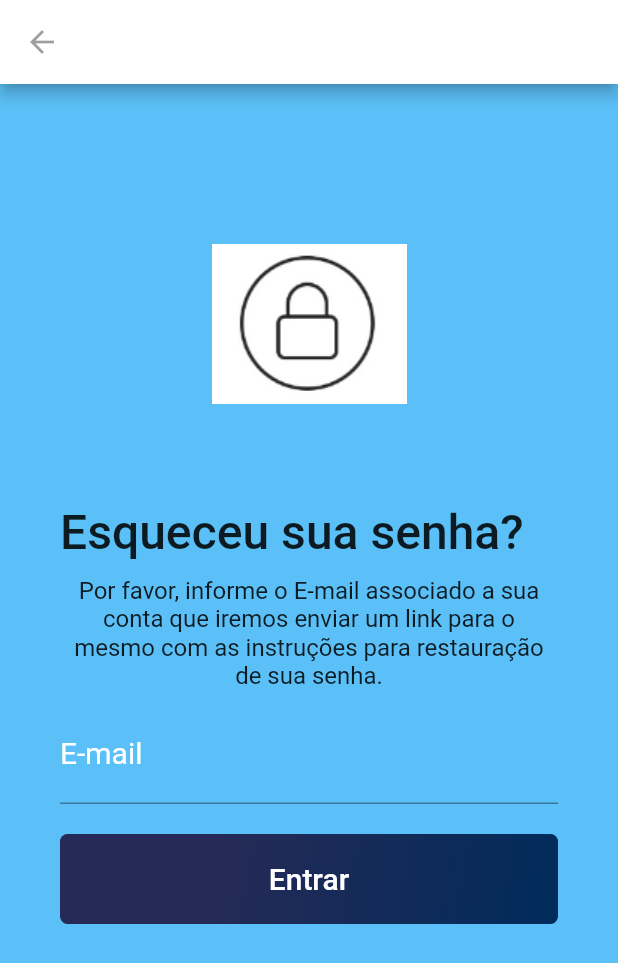
After one commit to RonyelSantos/Mental-Plus, a Flutter app: the screen it shows after launch, after a tap on "Recuperar Senha", on a phone screen of 412 x 824 dp. The commit adds this screen. Shown: the top 963 px of the screen. Run offline on Flutter 3.47's test engine with Material 2 defaults, Android fonts, the phone set to English and light mode, and no system bars.

Commit message:
:rocket: Atualizações nova pagina recuperarSenha e atualizações na documentação

```diff
--- a/src/lib/pages/login.page.dart
+++ b/src/lib/pages/login.page.dart
@@ -1,3 +1,4 @@
+import 'package:app_mental_plus/pages/recuperarSenha.page.dart';
 import 'package:flutter/material.dart';
 
 class LoginPage extends StatelessWidget {
@@ -64,7 +65,14 @@ class LoginPage extends StatelessWidget {
                       color: Colors.white,
                     ),
                   ),
-                  onPressed: null,
+                  onPressed: () {
+                    Navigator.push(
+                      context,
+                      MaterialPageRoute(
+                        builder: (context) => RecuperarSenha(),
+                        ),
+                    );
+                  },
                 ),
               ),
               SizedBox(
@@ -99,7 +107,7 @@ class LoginPage extends StatelessWidget {
                       fontSize: 20,
                     ),
                   ),
-                  onPressed: null,
+                  onPressed: () {},
                 ),
                 ),
               ),
--- /dev/null
+++ b/src/lib/pages/recuperarSenha.page.dart
@@ -0,0 +1,108 @@
+import 'package:flutter/material.dart';
+
+class RecuperarSenha extends StatelessWidget {
+  @override
+  Widget build(BuildContext context) {
+    return Scaffold(
+      appBar: AppBar(
+        backgroundColor: Colors.white,
+        leading: IconButton(
+          icon: Icon(Icons.arrow_back),
+          color: Colors.black38,
+          onPressed: () => Navigator.pop(context, false),
+        ),
+      ),
+      body: Container(
+        padding: EdgeInsets.only(
+          top: 60,
+          left: 40,
+          right: 40,
+        ),
+        color: Color(0XFF5BC0F8),
+        child: ListView(
+          children: <Widget>[
+            SizedBox(
+              width: 200,
+              height: 200,
+              child: Image.asset("assets/images/recuperarSenha.png"),
+            ),
+            SizedBox(
+              height: 20,
+            ),
+            Text(
+              "Esqueceu sua senha?",
+              style: TextStyle(
+                fontSize: 32,
+                fontWeight: FontWeight.w500,
+              ),
+            ),
+            SizedBox(
+              height: 10,
+            ),
+            Text(
+              "Por favor, informe o E-mail associado a sua conta que iremos enviar um link para o mesmo com as instruções para restauração de sua senha.",
+              style: TextStyle(
+                fontSize: 16,
+                fontWeight: FontWeight.w400,
+              ),
+              textAlign: TextAlign.center,
+            ),
+            SizedBox(
+              height: 10,
+            ),
+            TextFormField(
+              keyboardType: TextInputType.emailAddress,
+              decoration: InputDecoration(
+                labelText: "E-mail",
+                labelStyle: TextStyle(
+                  color: Colors.white,
+                  fontWeight: FontWeight.w400,
+                  fontSize: 20,
+                ),
+              ),
+              style: TextStyle(
+                fontSize: 20,
+              ),
+            ),
+            SizedBox(
+              height: 20,
+            ),
+            Container(
+              height: 60,
+              alignment: Alignment.centerLeft,
+              decoration: BoxDecoration(
+                gradient: LinearGradient(
+                  begin: Alignment.topLeft,
+                  end: Alignment.bottomRight,
+                  stops: [0.3, 1],
+                  colors: [
+                    Color(0XFF262A56),
+                    Color(0XFF002B5B),
+                  ],
+                ),
+                borderRadius: BorderRadius.all(
+                  Radius.circular(5),
+                ),
+              ),
+              child: SizedBox.expand(
+                  child: TextButton(
+                  style: TextButton.styleFrom(
+                    elevation: 0,
+                  ),
+                  child: Text(
+                    "Entrar",
+                    style: TextStyle(
+                      color: Colors.white,
+                      fontSize: 20,
+                    ),
+                  ),
+                  onPressed: () {},
+                ),
+                ),
+            ),
+          ],
+        ),
+      ),
+    );
+  }
+}
--- a/src/pubspec.yaml
+++ b/src/pubspec.yaml
@@ -22,3 +22,4 @@ flutter:
 
   assets:
     - assets/images/logo.png
+    - assets/images/recuperarSenha.png
```
Also changed, not shown: src/assets/images/recuperarSenha.png (added), src/lib/main.dart (line endings or trailing spaces), 1 other file.
